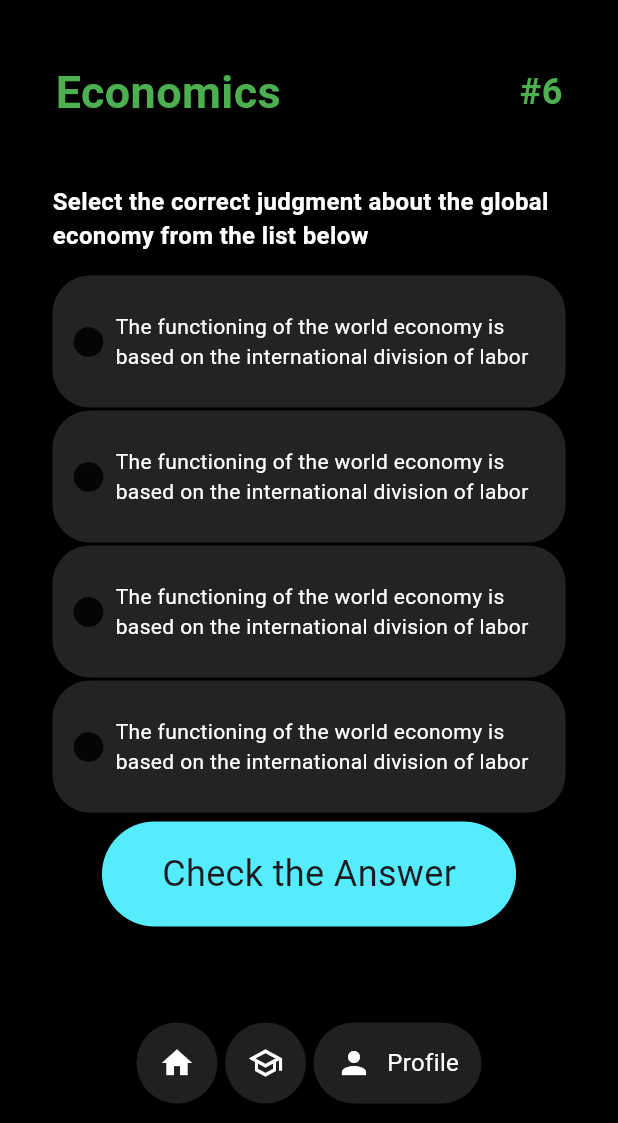
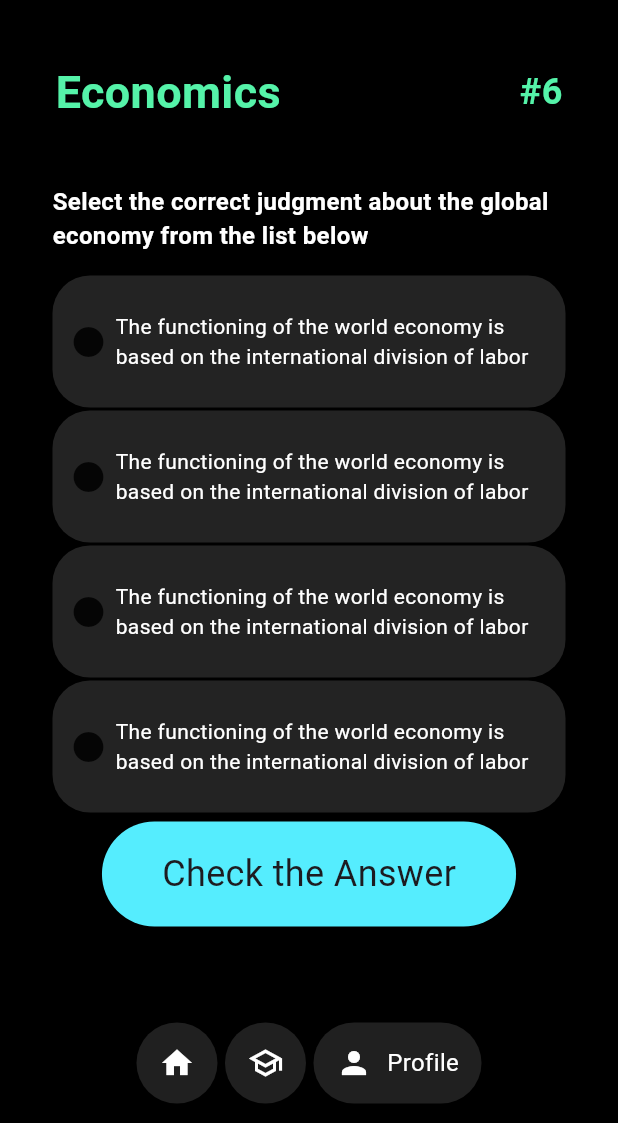
Before and after one commit to FashT/Educational_app, a Flutter app: the screen it shows after launch, after a tap on the "school" icon, after a tap on the "home" icon, after a tap on the "person" icon, on a phone screen of 412 x 824 dp, the part 113-1236 px from its top. Run offline on Flutter 3.47's test engine with Material 3 defaults, Android fonts, the phone set to English and light mode, and no system bars.

Commit message:
New changes

```diff
--- a/lib/screens/home_screen.dart
+++ b/lib/screens/home_screen.dart
@@ -1,4 +1,5 @@
 import 'package:educational_app/screens/resources/media.dart';
+import 'package:educational_app/screens/styles/appstyles.dart';
 import 'package:educational_app/widget/appbar_avatar.dart';
 import 'package:educational_app/widget/appbar_icon.dart';
 import 'package:educational_app/widget/appbar_text.dart';
@@ -10,7 +11,7 @@ class HomeScreen extends StatelessWidget {
   @override
   Widget build(BuildContext context) {
     return Padding(
-      padding: const EdgeInsets.symmetric(vertical: 20),
+      padding: const EdgeInsets.symmetric(vertical: 40),
       child: Column(
         crossAxisAlignment: CrossAxisAlignment.start,
         children: [
@@ -20,33 +21,21 @@ class HomeScreen extends StatelessWidget {
               AppbarText(text: 'Hello\nAlexandar!'),
               Stack(
                 children: [
-                  AppBarAvatar(imgs: AppImgs.studentImgs,),
+                  AppBarAvatar(imgs: AppImgs.studentImgs),
                   Padding(
                     padding: const EdgeInsets.only(left: 35),
 
-                    child: AppBarIcon(icons: Icons.qr_code)
+                    child: AppBarIcon(icons: Icons.qr_code),
                   ),
                 ],
               ),
             ],
           ),
-          Text(
-            "Social Studies",
-            style: TextStyle(
-              fontSize: 40,
-              fontWeight: FontWeight.bold,
-              // color: Colors.black.withOpacity(0.5),
-            ),
-          ),
-          Text(
-            "Exam Preparation",
-            style: TextStyle(
-              fontSize: 40,
-              fontWeight: FontWeight.bold,
-              color: Colors.black.withValues(alpha: 0.5),
-            ),
-          ),
+          SizedBox(height: 40),
+          Text("Social Studies", style: AppStyles.headLine1),
 
+          Text("Exam Preparation", style: AppStyles.headLine1),
+          SizedBox(height: 50),
           Row(
             mainAxisAlignment: MainAxisAlignment.spaceBetween,
             children: [
@@ -77,10 +66,13 @@ class HomeScreen extends StatelessWidget {
                     "Your recent score",
                     style: TextStyle(fontSize: 16, fontWeight: FontWeight.w600),
                   ),
+                  SizedBox(height: 10),
                 ],
               ),
-              SizedBox(height: 5),
-              Container(
+
+              Padding(
+                padding: const EdgeInsets.symmetric(vertical: 10),
+                child: Container(
                   decoration: BoxDecoration(
                     color: Colors.black,
                     borderRadius: BorderRadius.circular(50),
@@ -97,14 +89,19 @@ class HomeScreen extends StatelessWidget {
                             color: Colors.white,
                           ),
                         ),
-                      Icon(Icons.arrow_outward, size: 20, color: Colors.white),
+                        Icon(
+                          Icons.arrow_outward,
+                          size: 20,
+                          color: AppStyles.textColor2,
+                        ),
                       ],
+                    ),
                   ),
                 ),
               ),
             ],
           ),
-          const SizedBox(height: 15),
+          const SizedBox(height: 10),
           Row(
             spacing: 10,
             children: [
@@ -112,7 +109,7 @@ class HomeScreen extends StatelessWidget {
                 child: Container(
                   height: 200,
                   decoration: BoxDecoration(
-                    color: Colors.white,
+                    color: AppStyles.textColor2,
                     borderRadius: BorderRadius.circular(30),
                   ),
                   child: Column(
@@ -149,7 +146,7 @@ class HomeScreen extends StatelessWidget {
                 child: Container(
                   height: 200,
                   decoration: BoxDecoration(
-                    color: Colors.white,
+                    color: AppStyles.textColor2,
                     borderRadius: BorderRadius.circular(30),
                   ),
                   child: Column(
@@ -186,28 +183,28 @@ class HomeScreen extends StatelessWidget {
           ),
           SizedBox(height: 5),
           Container(
-            padding: EdgeInsets.symmetric(horizontal: 8, vertical: 15),
+            padding: EdgeInsets.symmetric(horizontal: 8, vertical: 4),
             alignment: Alignment.topCenter,
             height: 200,
             decoration: BoxDecoration(
-              color: Colors.white,
-              borderRadius: BorderRadius.circular(20),
+              color: AppStyles.textColor2,
+              borderRadius: BorderRadius.circular(24),
             ),
             child: Column(
               crossAxisAlignment: CrossAxisAlignment.start,
               mainAxisAlignment: MainAxisAlignment.spaceEvenly,
               children: [
                 SizedBox(
-                  height: 16,
+                  height: 40,
                   child: ListView(
                     scrollDirection: Axis.horizontal,
-                    //controller: ,
                     children:
                         itemListed
                             .map(
                               (item) => Padding(
                                 padding: const EdgeInsets.symmetric(
-                                  horizontal: 2,
+                                  horizontal: 4,
+                                  vertical: 8,
                                 ),
                                 child: Text(
                                   item,
@@ -224,16 +221,16 @@ class HomeScreen extends StatelessWidget {
                   mainAxisAlignment: MainAxisAlignment.spaceBetween,
                   children: [
                     Text(
-                      '1hr 17 mins',
+                      '3h 17 mins',
                       style: TextStyle(
-                        fontSize: 24,
+                        fontSize: 35,
                         fontWeight: FontWeight.bold,
                       ),
                     ),
                     Text('Overall time spent'),
                   ],
                 ),
-                SizedBox(height: 2),
+
                 Row(
                   mainAxisAlignment: MainAxisAlignment.spaceBetween,
 
@@ -260,7 +257,7 @@ class HomeScreen extends StatelessWidget {
                     Text(
                       '28',
                       style: TextStyle(
-                        fontSize: 24,
+                        fontSize: 35,
                         fontWeight: FontWeight.bold,
                       ),
                     ),
@@ -278,16 +275,15 @@ class HomeScreen extends StatelessWidget {
   }
 }
 
-
 List<String> itemListed = [
   ' Economics',
   'Biology',
+  'Music',
+  'Art',
   'Maths',
-  'Maths',
-  'Maths',
-  'Maths',
-  'Maths',
-  'Maths',
+  'English',
+  'Microbiology',
+  'Account',
 ];
 
 
--- a/lib/screens/profile_screen.dart
+++ b/lib/screens/profile_screen.dart
@@ -1,4 +1,5 @@
 import 'package:educational_app/screens/resources/media.dart';
+import 'package:educational_app/screens/styles/appstyles.dart';
 import 'package:educational_app/widget/appbar_avatar.dart';
 import 'package:educational_app/widget/appbar_icon.dart';
 import 'package:flutter/material.dart';
@@ -8,7 +9,7 @@ class ProfileScreen extends StatelessWidget {
 
   @override
   Widget build(BuildContext context) {
-    return  Padding(
+    return Padding(
       padding: const EdgeInsets.symmetric(vertical: 15, horizontal: 15),
       child: Column(
         children: [
@@ -18,7 +19,7 @@ class ProfileScreen extends StatelessWidget {
               IconButton(onPressed: () {}, icon: Icon(Icons.arrow_back)),
               Stack(
                 children: [
-                    AppBarAvatar(imgs: AppImgs.studentImgs,),
+                  AppBarAvatar(imgs: AppImgs.studentImgs),
                   Padding(
                     padding: const EdgeInsets.only(left: 35),
                     child: AppBarIcon(icons: Icons.qr_code),
@@ -34,18 +35,30 @@ class ProfileScreen extends StatelessWidget {
               children: [
                 Text(
                   'Economics',
-                    style: TextStyle(fontSize: 30, fontWeight: FontWeight.bold, color: Colors.green),
+                  style: TextStyle(
+                    fontSize: 30,
+                    fontWeight: FontWeight.bold,
+                    color: AppStyles.textColor,
+                  ),
                 ),
                 Text(
                   '#6',
-                    style: TextStyle(fontSize: 24, fontWeight: FontWeight.bold, color: Colors.green),
+                  style: TextStyle(
+                    fontSize: 24,
+                    fontWeight: FontWeight.bold,
+                    color: AppStyles.textColor,
+                  ),
                 ),
               ],
             ),
           ),
           Text(
             'Select the correct judgment about the global economy from the list below',
-              style: TextStyle(fontSize: 16, fontWeight: FontWeight.bold, color: Colors.white),
+            style: TextStyle(
+              fontSize: 16,
+              fontWeight: FontWeight.bold,
+              color: Colors.white,
+            ),
           ),
           SizedBox(height: 15),
           Container(
@@ -56,27 +69,7 @@ class ProfileScreen extends StatelessWidget {
             ),
             child: Row(
               children: [
-                  Icon(Icons.circle, ),
-                  SizedBox(width: 6),
-                  Expanded(
-                    child: Text(
-                      'The functioning of the world economy is based on the international division of labor',
-                      style: TextStyle(color: Colors.white),
-                    ),
-                  ),
-                ],
-              ),
-            ),
-            SizedBox(height: 2),
-            Container(
-              padding: EdgeInsets.symmetric(vertical: 24, horizontal: 12),
-              decoration: BoxDecoration(
-                borderRadius: BorderRadius.circular(25),
-                color: Color(0xff232323),
-              ),
-              child: Row(
-                children: [
-                  Icon(Icons.circle, ),
+                Icon(Icons.circle),
                 SizedBox(width: 6),
                 Expanded(
                   child: Text(
@@ -127,18 +120,37 @@ class ProfileScreen extends StatelessWidget {
               ],
             ),
           ),
-            SizedBox(height: 6,),
+          SizedBox(height: 2),
+          Container(
+            padding: EdgeInsets.symmetric(vertical: 24, horizontal: 12),
+            decoration: BoxDecoration(
+              borderRadius: BorderRadius.circular(25),
+              color: Color(0xff232323),
+            ),
+            child: Row(
+              children: [
+                Icon(Icons.circle),
+                SizedBox(width: 6),
+                Expanded(
+                  child: Text(
+                    'The functioning of the world economy is based on the international division of labor',
+                    style: TextStyle(color: Colors.white),
+                  ),
+                ),
+              ],
+            ),
+          ),
+          SizedBox(height: 6),
           Container(
             padding: EdgeInsets.symmetric(horizontal: 40, vertical: 18),
             decoration: BoxDecoration(
               borderRadius: BorderRadius.circular(50),
               color: Color(0xff55edfe),
             ),
-              child: Text('Check the Answer', style: TextStyle(fontSize: 24),),
+            child: Text('Check the Answer', style: TextStyle(fontSize: 24)),
           ),
         ],
       ),
-
     );
   }
 }
--- /dev/null
+++ b/lib/screens/styles/appstyles.dart
@@ -0,0 +1,14 @@
+import 'package:flutter/widgets.dart';
+
+class AppStyles {
+  static const Color bckgrnd = Color(0xff55f3a9);
+  static const Color textColor = Color(0xff55f3a9);
+  static const Color textColor2 = Color(0xffffffff);
+
+  static const TextStyle headLine1 = TextStyle(
+    fontSize: 40,
+    fontWeight: FontWeight.bold,
+  );
+
+  ///static const  Textstyle headline3 =
+}
```
Lines whose indentation alone changed are shown as unchanged.
